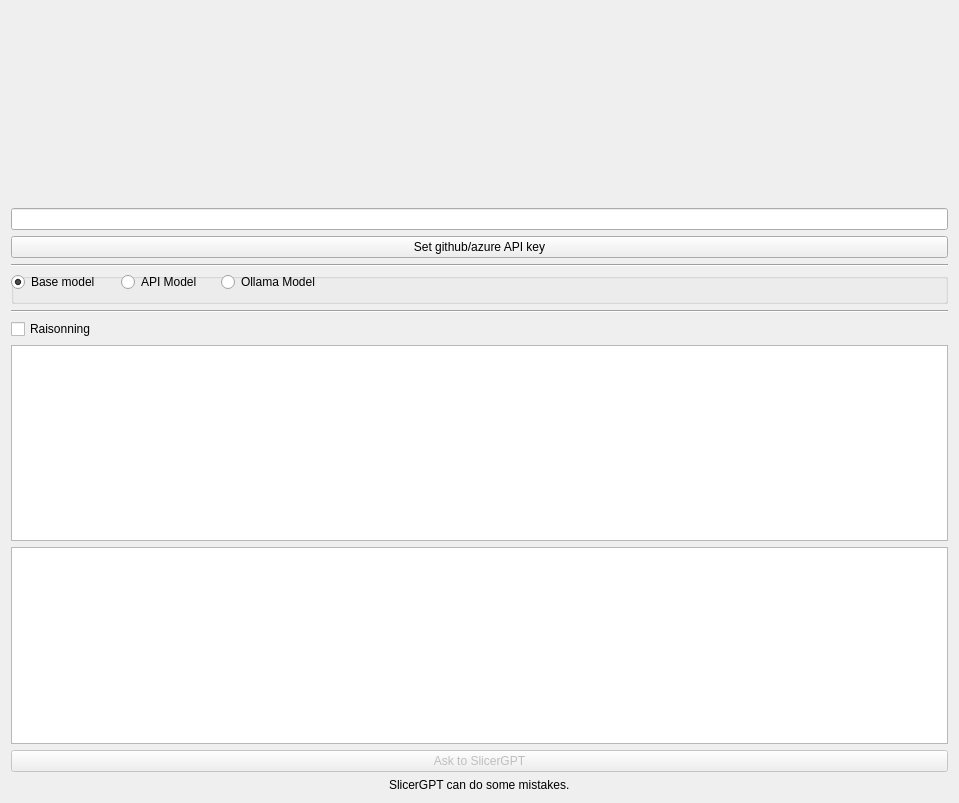
Qt form SlicerGPT/Resources/UI/SlicerGPT.ui (yanisseF69/SlicerSlicerGPT) before a commit.
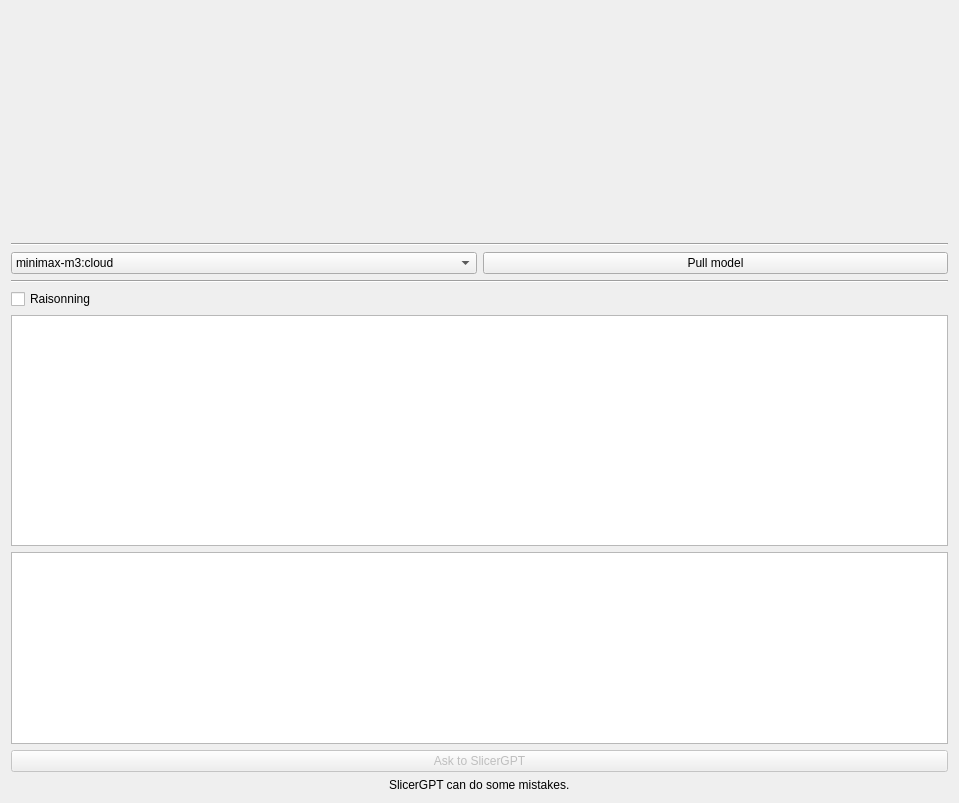
The same form after that commit. Custom widgets are drawn as their Qt base class.

Commit message: big changes : inference with ollama only, TODO clean code, README & UI, add other models, make the app easier to use & user-friendly, check if everything works...

Patch:
```diff
--- a/SlicerGPT/Resources/UI/SlicerGPT.ui
+++ b/SlicerGPT/Resources/UI/SlicerGPT.ui
@@ -24,26 +24,6 @@
      </property>
     </spacer>
    </item>
-   <item>
-    <widget class="QLineEdit" name="apiKeyText">
-     <property name="inputMethodHints">
-      <set>Qt::ImhHiddenText|Qt::ImhNoAutoUppercase|Qt::ImhNoPredictiveText|Qt::ImhSensitiveData</set>
-     </property>
-     <property name="text">
-      <string/>
-     </property>
-     <property name="echoMode">
-      <enum>QLineEdit::Password</enum>
-     </property>
-    </widget>
-   </item>
-   <item>
-    <widget class="QPushButton" name="apiKeyButton">
-     <property name="text">
-      <string>Set github/azure API key</string>
-     </property>
-    </widget>
-   </item>
    <item>
     <widget class="Line" name="line">
      <property name="orientation">
@@ -52,53 +32,24 @@
     </widget>
    </item>
    <item>
-    <widget class="QGroupBox" name="modelsBox">
-     <property name="title">
-      <string/>
-     </property>
-     <widget class="QRadioButton" name="apiButton">
-      <property name="geometry">
-       <rect>
-        <x>110</x>
-        <y>0</y>
-        <width>91</width>
-        <height>18</height>
-       </rect>
-      </property>
-      <property name="text">
-       <string>API Model</string>
-      </property>
-     </widget>
-     <widget class="QRadioButton" name="baseButton">
-      <property name="geometry">
-       <rect>
-        <x>0</x>
-        <y>0</y>
-        <width>101</width>
-        <height>18</height>
-       </rect>
-      </property>
-      <property name="text">
-       <string>Base model</string>
-      </property>
-      <property name="checked">
-       <bool>true</bool>
-      </property>
-     </widget>
-     <widget class="QRadioButton" name="ollamaButton">
-      <property name="geometry">
-       <rect>
-        <x>210</x>
-        <y>0</y>
-        <width>111</width>
-        <height>18</height>
-       </rect>
-      </property>
-      <property name="text">
-       <string>Ollama Model</string>
-      </property>
-     </widget>
-    </widget>
+    <layout class="QHBoxLayout" name="horizontalLayout">
+     <item>
+      <widget class="QComboBox" name="modelNameBox">
+       <item>
+        <property name="text">
+         <string>minimax-m3:cloud</string>
+        </property>
+       </item>
+      </widget>
+     </item>
+     <item>
+      <widget class="QPushButton" name="pullModelButton">
+       <property name="text">
+        <string>Pull model</string>
+       </property>
+      </widget>
+     </item>
+    </layout>
    </item>
    <item>
     <widget class="Line" name="line_2">
@@ -119,8 +70,11 @@
    </item>
    <item>
     <widget class="QPlainTextEdit" name="prompt">
-     <property name="plainText">
-      <string/>
+     <property name="sizePolicy">
+      <sizepolicy hsizetype="Expanding" vsizetype="Minimum">
+       <horstretch>0</horstretch>
+       <verstretch>0</verstretch>
+      </sizepolicy>
      </property>
     </widget>
    </item>
```
The commit also changes 7 other files.
